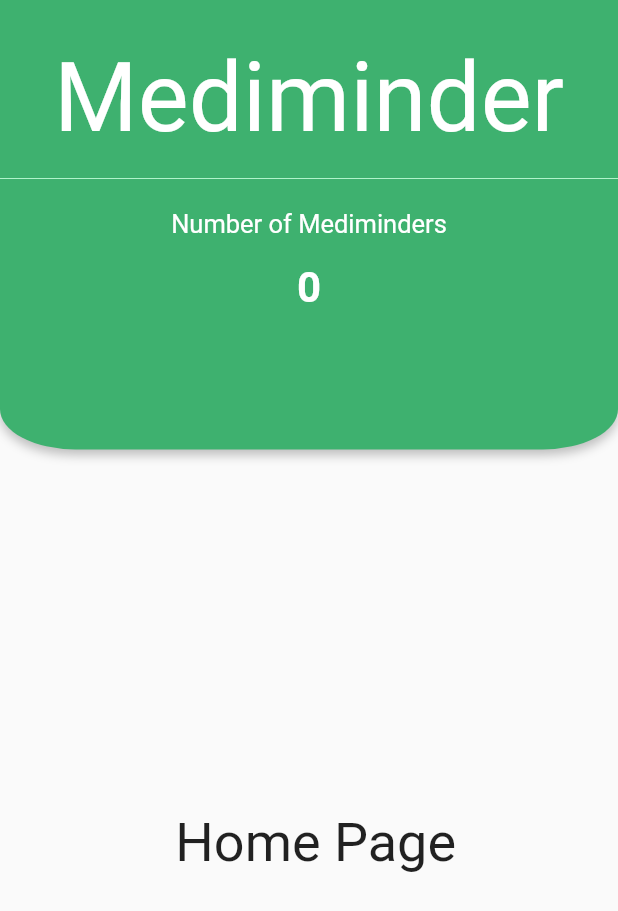
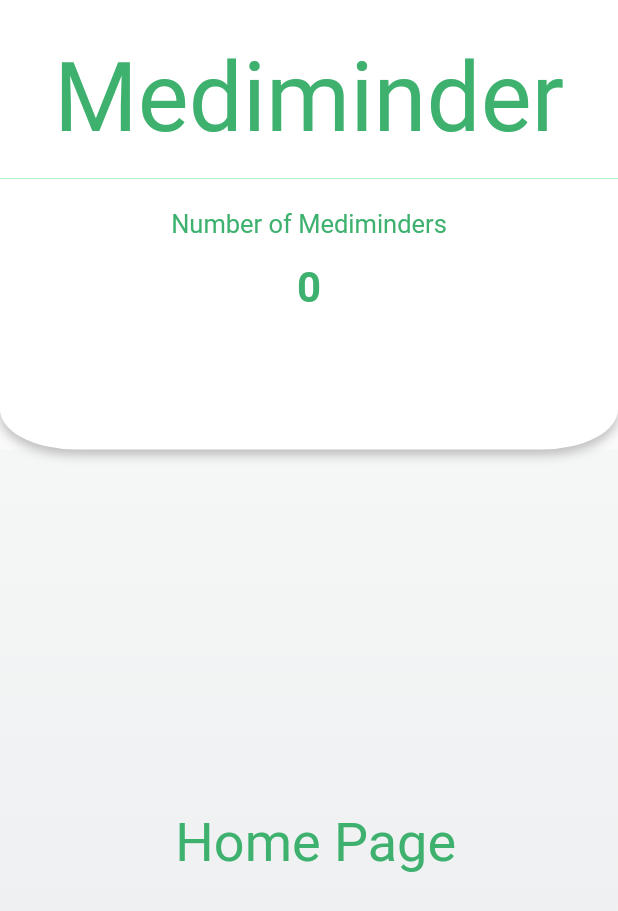
Before and after one commit to 19AK68/medical_reminder_app, a Flutter app: the screen it shows after launch, on a phone screen of 412 x 824 dp. Shown: the top 911 px of the screen. Run offline on Flutter 3.47's test engine with Material 2 defaults, Android fonts, the phone set to English and light mode, and no system bars; Roboto replaces fonts that are missing (Neu).

Commit message:
minor change design

```diff
--- a/lib/home_page.dart
+++ b/lib/home_page.dart
@@ -1,6 +1,7 @@
 import 'package:flutter/cupertino.dart';
 import 'package:flutter/material.dart';
 import 'package:flutter/widgets.dart';
+import 'package:medical_reminder/util/ui_helper.dart';
 import 'package:medical_reminder/view_model/home_model.dart';
 import 'package:provider/provider.dart';
 
@@ -13,6 +14,7 @@ class HomePage extends StatelessWidget {
         body: Stack(
           children: <Widget>[
             Container(
+              decoration: ScreenDecoration(),
               child: Column(
                 mainAxisSize: MainAxisSize.max,
                 mainAxisAlignment: MainAxisAlignment.spaceBetween,
@@ -27,7 +29,7 @@ class HomePage extends StatelessWidget {
                     child: Center(
                         child: Text(
                       model.mainTitle,
-                      style: TextStyle(fontSize: 36),
+                      style: TextStyle(fontSize: 36, color: Color(0xFF3EB16F)),
                     )),
                   ),
                 ],
@@ -50,6 +52,7 @@ class TopContainer extends StatelessWidget {
           bottomLeft: Radius.elliptical(50, 27),
           bottomRight: Radius.elliptical(50, 27),
         ),
+        //   border:  Border.all(color: Color(0xFFB0F3CB),),
         boxShadow: [
           BoxShadow(
             blurRadius: 5,
@@ -57,7 +60,7 @@ class TopContainer extends StatelessWidget {
             offset: Offset(0, 3.5),
           )
         ],
-        color: Color(0xFF3EB16F),
+        color: Colors.white, //Color(0xFF3EB16F),
       ),
       // width: double.infinity,
       child: Column(
@@ -72,7 +75,7 @@ class TopContainer extends StatelessWidget {
                 "Mediminder",
                 style: TextStyle(
                   fontSize: 64,
-                  color: Colors.white,
+                  color: Color(0xFF3EB16F), //Colors.white,
                 ),
               ),
             ),
@@ -87,7 +90,7 @@ class TopContainer extends StatelessWidget {
                 "Number of Mediminders",
                 style: TextStyle(
                   fontSize: 17,
-                  color: Colors.white,
+                  color: Color(0xFF3EB16F), // color: Color(0xFF3EB16F)
                 ),
               ),
             ),
@@ -98,11 +101,12 @@ class TopContainer extends StatelessWidget {
               child: Text(
                 model.numberMed,
                 style: TextStyle(
-                  fontFamily: "Neu",
-                  fontSize: 28,
-                  fontWeight: FontWeight.bold,
-                  color: Colors.white,
-                ),
+                    fontFamily: "Neu",
+                    fontSize: 28,
+                    fontWeight: FontWeight.bold,
+                    color: Color(0xFF3EB16F)
+                    //  color: Colors.white,
+                    ),
               ),
             ),
           ),
```
